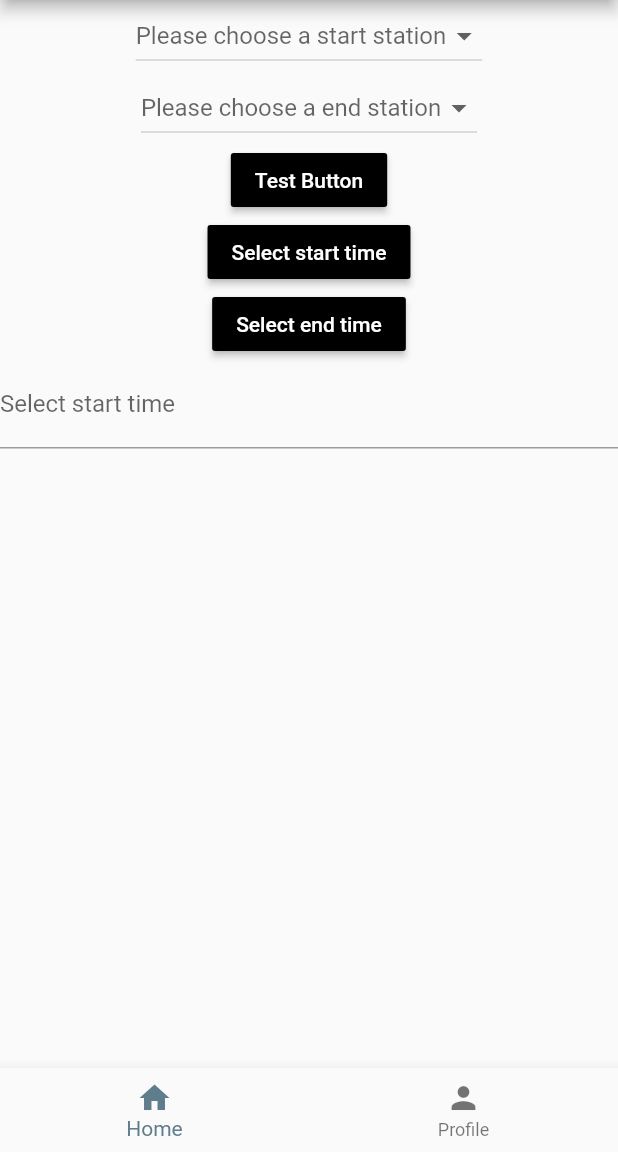
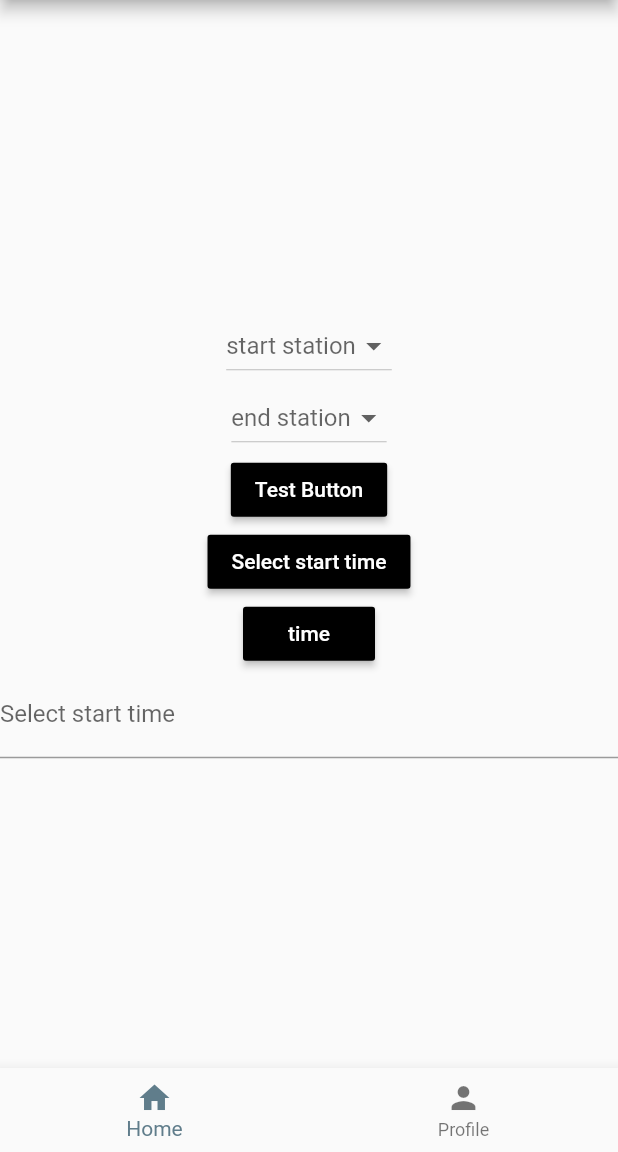
Before and after one commit to HBashanaE/seproject, a Flutter app: the Home screen opened directly, on a phone screen of 412 x 824 dp, the part 84-1236 px from its top. Run offline on Flutter 3.47's test engine with Material 2 defaults, Android fonts, the phone set to English and light mode, and no system bars; our stand-ins replace firebase_auth; accounts and stored records are empty.

Commit message:
Update homeScreen.dart

```diff
--- a/lib/screens/homeScreen.dart
+++ b/lib/screens/homeScreen.dart
@@ -9,7 +9,7 @@ class MyApp extends StatelessWidget {
     return MaterialApp(
       title: 'TrainTRACK',
       theme: ThemeData(
-        primarySwatch: Colors.blue,
+        primarySwatch: Colors.amber,
       ),
       home: Home(title: 'TrainTRACK'),
     );
@@ -81,10 +81,10 @@ class _HomeState extends State<Home> {
       ),
       body: Center(
         child: Column(
-          mainAxisAlignment: MainAxisAlignment.start,
+          mainAxisAlignment: MainAxisAlignment.center,
           children: <Widget>[
             DropdownButton(
-              hint: Text('Please choose a start station'),
+              hint: Text('start station'),
               value: startStation,
               onChanged: (newValue) {
                 setState(() {
@@ -99,7 +99,7 @@ class _HomeState extends State<Home> {
               }).toList(),
             ),
             DropdownButton(
-              hint: Text('Please choose a end station'),
+              hint: Text('end station'),
               value: endStation,
               onChanged: (newValue) {
                 setState(() {
@@ -168,7 +168,7 @@ class _HomeState extends State<Home> {
                 });
               },
               child: Text(
-                'Select end time',
+                'time',
               ),
               color: Colors.black,
               textColor: Colors.white,
```
